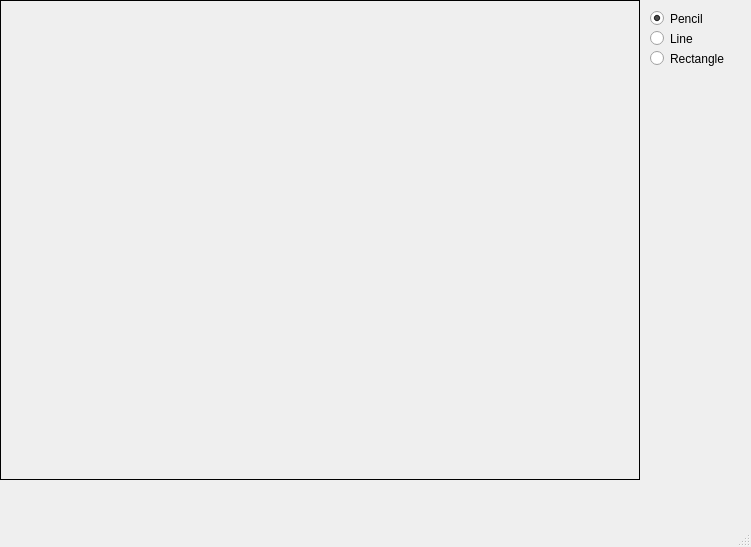
Qt form GraphicsEditor/GraphicsEditor.ui (Aleskey1988/GraphicsEditor) before a commit.
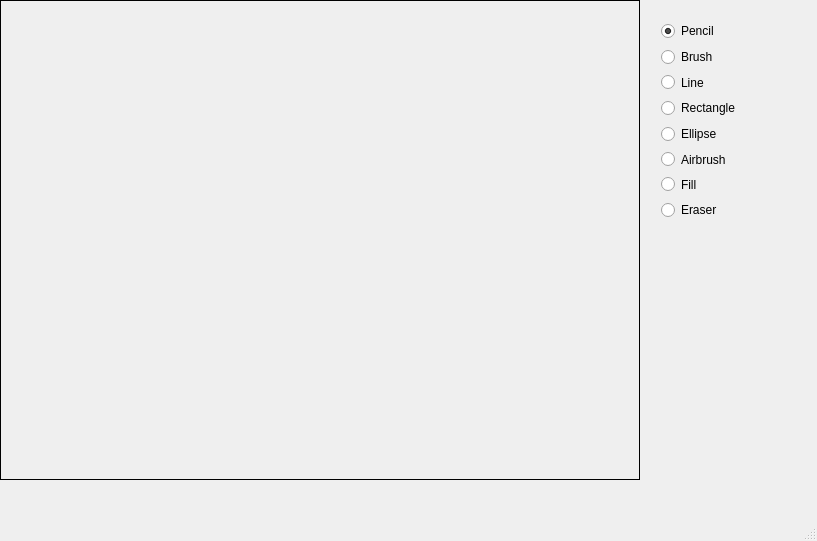
The same form after that commit.

Commit message: Added Ellipse, Brush, Airbrush, Eraser, Fill tools

```diff
--- a/GraphicsEditor/GraphicsEditor.ui
+++ b/GraphicsEditor/GraphicsEditor.ui
@@ -6,8 +6,8 @@
    <rect>
     <x>0</x>
     <y>0</y>
-    <width>751</width>
-    <height>547</height>
+    <width>817</width>
+    <height>541</height>
    </rect>
   </property>
   <property name="windowTitle">
@@ -30,15 +30,18 @@
      <string/>
     </property>
    </widget>
-   <widget class="QRadioButton" name="buttonPencil">
+   <widget class="QWidget" name="verticalLayoutWidget">
     <property name="geometry">
      <rect>
       <x>650</x>
       <y>10</y>
-      <width>82</width>
-      <height>17</height>
+      <width>141</width>
+      <height>221</height>
      </rect>
     </property>
+    <layout class="QVBoxLayout" name="verticalLayout">
+     <item>
+      <widget class="QRadioButton" name="buttonPencil">
     <property name="text">
      <string>Pencil</string>
     </property>
@@ -49,15 +52,19 @@
      <string notr="true">buttonGroup</string>
     </attribute>
    </widget>
+     </item>
+     <item>
+      <widget class="QRadioButton" name="buttonBrush">
+       <property name="text">
+        <string>Brush</string>
+       </property>
+       <attribute name="buttonGroup">
+        <string notr="true">buttonGroup</string>
+       </attribute>
+      </widget>
+     </item>
+     <item>
    <widget class="QRadioButton" name="buttonLine">
-    <property name="geometry">
-     <rect>
-      <x>650</x>
-      <y>30</y>
-      <width>82</width>
-      <height>17</height>
-     </rect>
-    </property>
     <property name="text">
      <string>Line</string>
     </property>
@@ -65,15 +72,9 @@
      <string notr="true">buttonGroup</string>
     </attribute>
    </widget>
+     </item>
+     <item>
    <widget class="QRadioButton" name="buttonRect">
-    <property name="geometry">
-     <rect>
-      <x>650</x>
-      <y>50</y>
-      <width>82</width>
-      <height>17</height>
-     </rect>
-    </property>
     <property name="text">
      <string>Rectangle</string>
     </property>
@@ -81,6 +82,62 @@
      <string notr="true">buttonGroup</string>
     </attribute>
    </widget>
+     </item>
+     <item>
+      <widget class="QRadioButton" name="buttonEllipse">
+       <property name="text">
+        <string>Ellipse</string>
+       </property>
+       <attribute name="buttonGroup">
+        <string notr="true">buttonGroup</string>
+       </attribute>
+      </widget>
+     </item>
+     <item>
+      <widget class="QRadioButton" name="buttonAirbrush">
+       <property name="text">
+        <string>Airbrush</string>
+       </property>
+       <attribute name="buttonGroup">
+        <string notr="true">buttonGroup</string>
+       </attribute>
+      </widget>
+     </item>
+     <item>
+      <spacer name="verticalSpacer">
+       <property name="orientation">
+        <enum>Qt::Vertical</enum>
+       </property>
+       <property name="sizeHint" stdset="0">
+        <size>
+         <width>20</width>
+         <height>40</height>
+        </size>
+       </property>
+      </spacer>
+     </item>
+     <item>
+      <widget class="QRadioButton" name="buttonFill">
+       <property name="text">
+        <string>Fill</string>
+       </property>
+       <attribute name="buttonGroup">
+        <string notr="true">buttonGroup</string>
+       </attribute>
+      </widget>
+     </item>
+     <item>
+      <widget class="QRadioButton" name="buttonEraser">
+       <property name="text">
+        <string>Eraser</string>
+       </property>
+       <attribute name="buttonGroup">
+        <string notr="true">buttonGroup</string>
+       </attribute>
+      </widget>
+     </item>
+    </layout>
+   </widget>
   </widget>
   <widget class="QStatusBar" name="statusBar"/>
   <widget class="QMenuBar" name="menuBar">
```
Left out of the diff: 4 changed lines with no effect on the pictures. Lines whose indentation alone changed are shown as unchanged. The commit also changes 3 other files.
